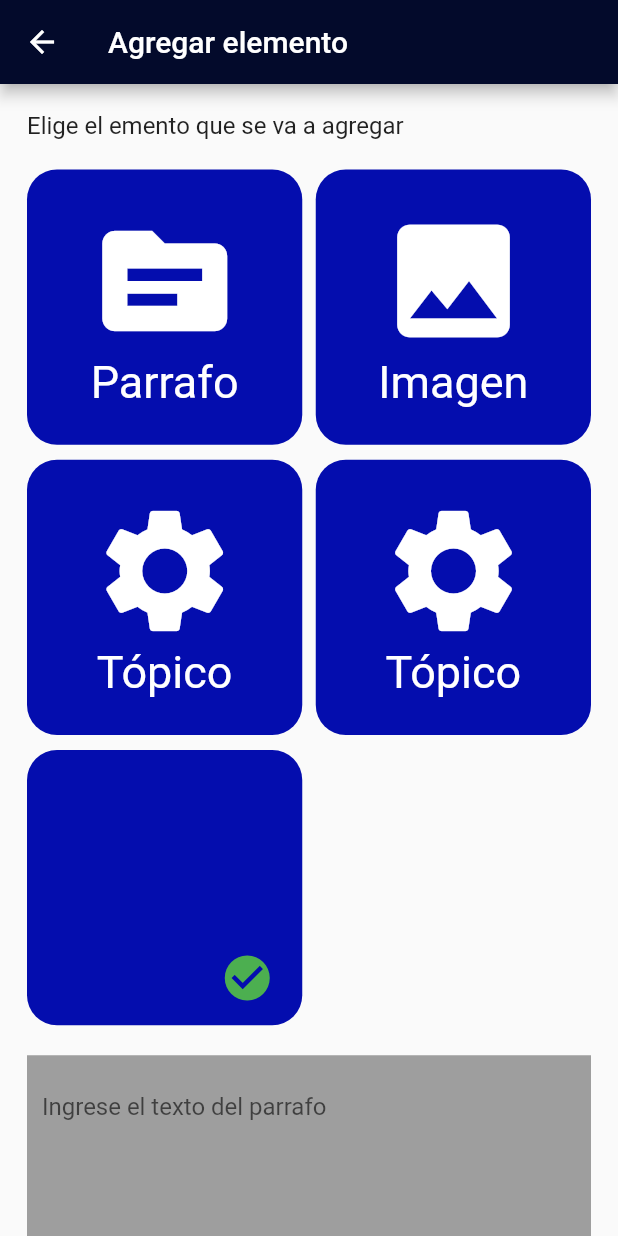
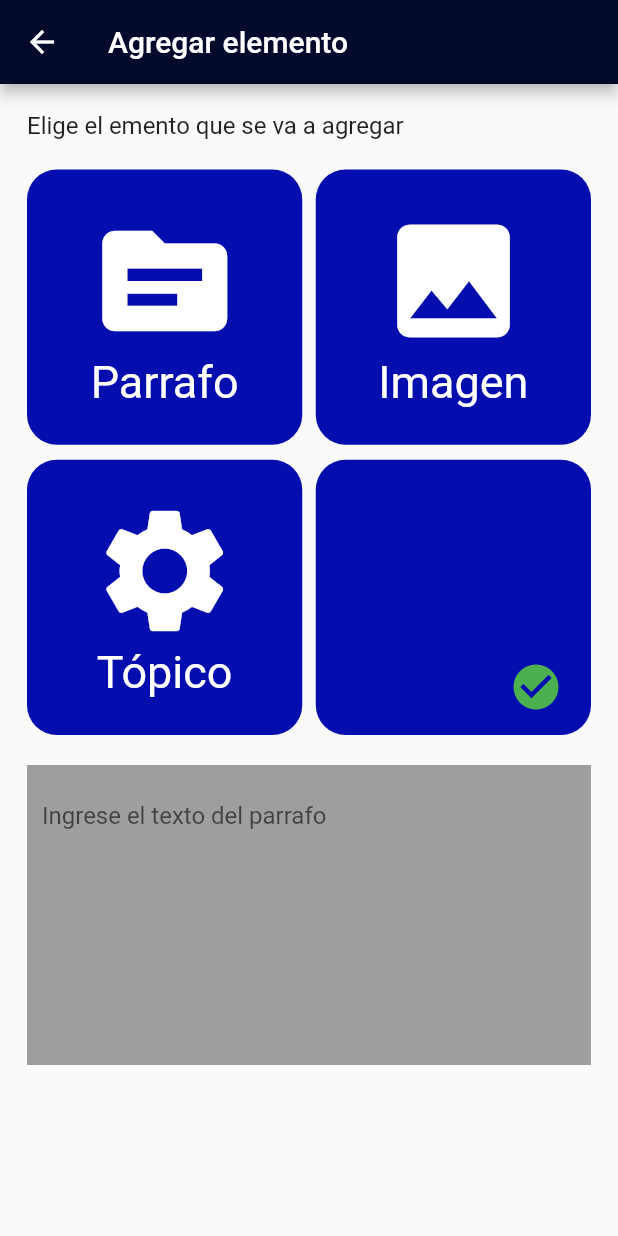
Before and after one commit to AlberthPerezM/BlogPaku, a Flutter app: the AgregarElementoPage screen opened directly, on a phone screen of 412 x 824 dp. Run offline on Flutter 3.47's test engine with Material 2 defaults, Android fonts, the phone set to English and light mode, and no system bars; our stand-ins replace bloc, cloud_firestore, firebase_core, flutter_bloc, freezed_annotation; accounts and stored records are empty.

Commit message:
Agregando cambios3

```diff
--- a/lib/AgregarElemento.dart
+++ b/lib/AgregarElemento.dart
@@ -97,26 +97,7 @@ class _AgregarElementoPageState extends State<AgregarElementoPage> {
                     ),
                   ),
                 ),
-                InkWell(
-                  onTap: () {},
-                  child: Container(
-                    decoration: BoxDecoration(
-                      borderRadius: BorderRadius.circular(20),
-                      color: blue,
-                    ),
-                    child: Column(
-                      mainAxisAlignment: MainAxisAlignment.center,
-                      children: [
-                        Icon(Icons.settings, size: size, color: white),
-                        Text(
-                          "Tópico",
-                          style: TextStyle(color: white, fontSize: fontsize),
-                        ),
 
-                      ],
-                    ),
-                  ),
-                ),
                 InkWell(
                   onTap: () {},
                     child: Container(
```
